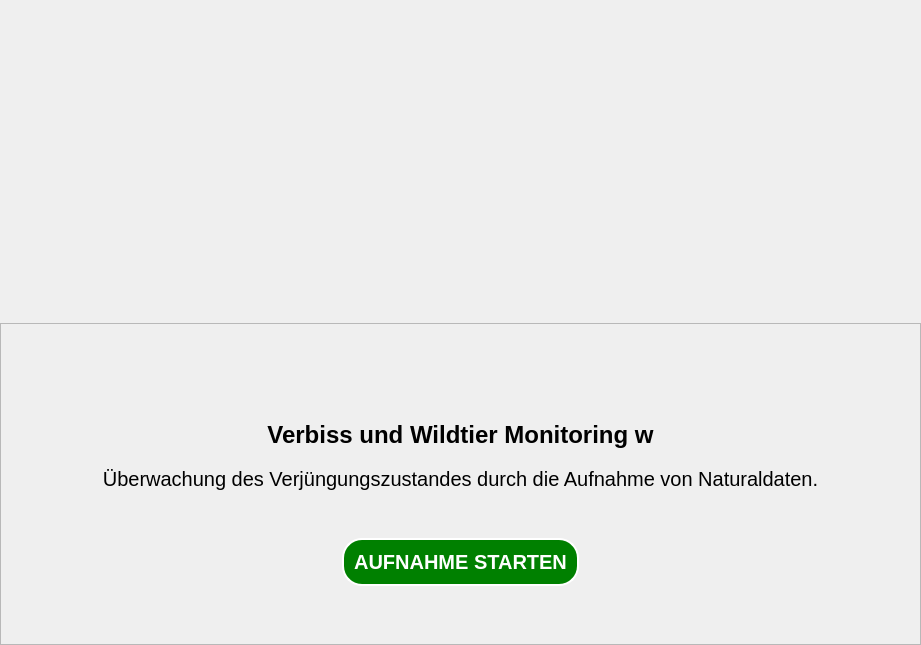
Before: the Qt Designer form lfb_regeneration_wildlife_impact/gui/lfb_regeneration_wildlife_impact_dialog_base.ui in b-lack/qgis-fim-plugin, drawn with Qt 5.
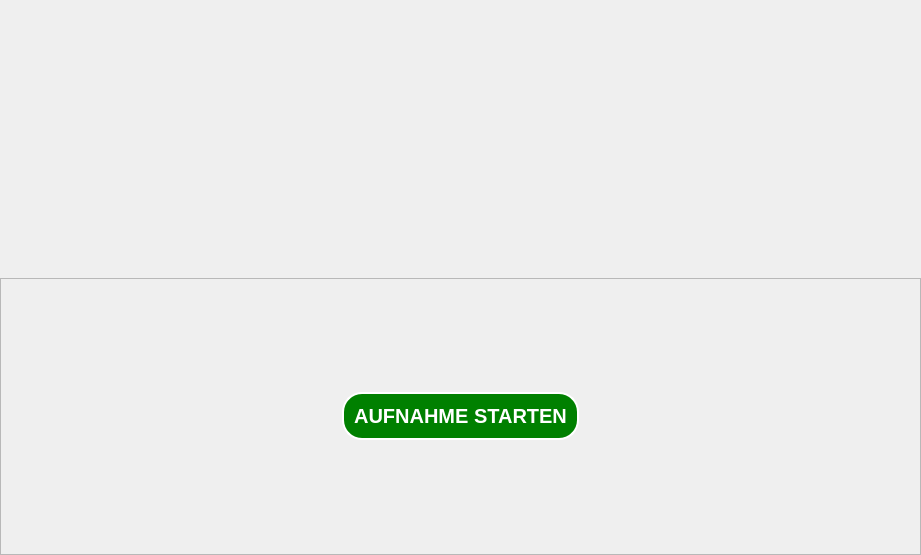
After: the same form once the commit is applied.

```diff
--- a/lfb_regeneration_wildlife_impact/gui/lfb_regeneration_wildlife_impact_dialog_base.ui
+++ b/lfb_regeneration_wildlife_impact/gui/lfb_regeneration_wildlife_impact_dialog_base.ui
@@ -7,7 +7,7 @@
     <x>0</x>
     <y>0</y>
     <width>921</width>
-    <height>645</height>
+    <height>555</height>
    </rect>
   </property>
   <property name="sizePolicy">
@@ -18,7 +18,7 @@
   </property>
   <property name="minimumSize">
    <size>
-    <width>400</width>
+    <width>600</width>
     <height>100</height>
    </size>
   </property>
@@ -74,25 +74,23 @@
     border-top: 0px;
 }
 QTabBar::tab {
-    background-color: transparent;
-    width: 32px;
+    background-color: #555;
+	border: 1px solid #555;
+	width: 32px;
     height: 32px;
-    margin: 10px 10px 0 10px;
+    margin: 0px 5px 0 5px;
     border-radius: 10px;
-    padding: 0px;
+    padding: 3px;
     text-align: center;
+ 	border-bottom-left-radius: 0px;
+    border-bottom-right-radius: 0px;
+	border-bottom: none;
 }
 QTabBar::tab:enabled{
-    background-color: transparent;
+    background-color: #555;
 }
 QTabBar::tab:selected{
     color: black;
-    height: 32px;
-    margin:  7px 7px 0px 7px;
-    padding: 0px 5px 10px 5px;
-	border: none;
-    border-bottom-left-radius: 0px;
-    border-bottom-right-radius: 0px;
     background-color: #eee;
 }
 QTabWidget::pane { border: 0; }</string>
@@ -141,7 +139,7 @@
         <x>0</x>
         <y>0</y>
         <width>919</width>
-        <height>319</height>
+        <height>274</height>
        </rect>
       </property>
       <property name="sizePolicy">
@@ -164,58 +162,11 @@
          </property>
          <layout class="QVBoxLayout" name="_2">
           <property name="topMargin">
-           <number>50</number>
+           <number>0</number>
           </property>
           <property name="bottomMargin">
            <number>10</number>
           </property>
-          <item>
-           <widget class="QLabel" name="label">
-            <property name="sizePolicy">
-             <sizepolicy hsizetype="Preferred" vsizetype="Fixed">
-              <horstretch>0</horstretch>
-              <verstretch>0</verstretch>
-             </sizepolicy>
-            </property>
-            <property name="font">
-             <font>
-              <pointsize>18</pointsize>
-              <weight>75</weight>
-              <bold>true</bold>
-             </font>
-            </property>
-            <property name="text">
-             <string>Verbiss und Wildtier Monitoring w</string>
-            </property>
-            <property name="alignment">
-             <set>Qt::AlignCenter</set>
-            </property>
-            <property name="margin">
-             <number>10</number>
-            </property>
-           </widget>
-          </item>
-          <item>
-           <widget class="QLabel" name="label_2">
-            <property name="font">
-             <font>
-              <pointsize>15</pointsize>
-             </font>
-            </property>
-            <property name="text">
-             <string>Überwachung des Verjüngungszustandes durch die Aufnahme von Naturaldaten.</string>
-            </property>
-            <property name="alignment">
-             <set>Qt::AlignCenter</set>
-            </property>
-            <property name="wordWrap">
-             <bool>true</bool>
-            </property>
-            <property name="margin">
-             <number>5</number>
-            </property>
-           </widget>
-          </item>
           <item>
            <layout class="QHBoxLayout" name="horizontalLayout">
             <property name="spacing">
@@ -225,7 +176,7 @@
              <number>0</number>
             </property>
             <property name="topMargin">
-             <number>20</number>
+             <number>0</number>
             </property>
             <item>
              <spacer name="horizontalSpacer">
```
